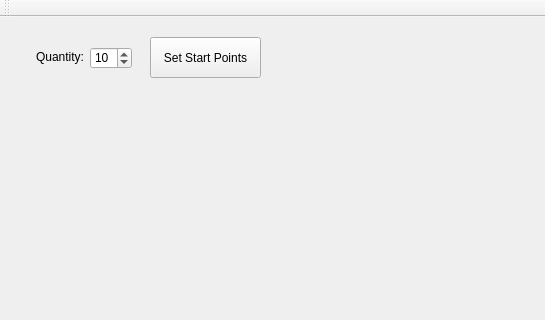
BartWeyder/Temporary, file PhasePortraits/mainwindow.ui: the form before one commit; both pictures show x 0 to 545 and y 0 to 320 of the 800 by 700 pixel window.
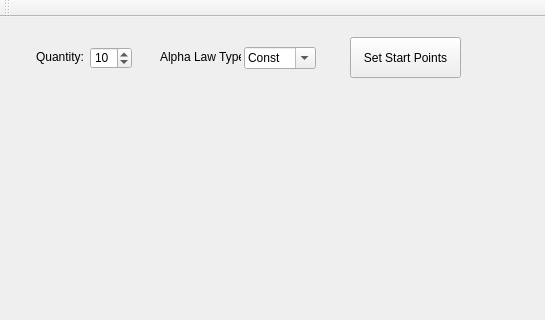
The form after the commit. Custom widgets are drawn as their Qt base class.

The edit to the form file:
```diff
--- a/PhasePortraits/mainwindow.ui
+++ b/PhasePortraits/mainwindow.ui
@@ -23,7 +23,7 @@
    <widget class="QPushButton" name="setStartPointsButton">
     <property name="geometry">
      <rect>
-      <x>150</x>
+      <x>350</x>
       <y>20</y>
       <width>111</width>
       <height>41</height>
@@ -75,6 +75,50 @@
      <string>Quantity:</string>
     </property>
    </widget>
+   <widget class="QComboBox" name="comboBox">
+    <property name="geometry">
+     <rect>
+      <x>244</x>
+      <y>30</y>
+      <width>72</width>
+      <height>22</height>
+     </rect>
+    </property>
+    <property name="editable">
+     <bool>true</bool>
+    </property>
+    <property name="currentIndex">
+     <number>0</number>
+    </property>
+    <item>
+     <property name="text">
+      <string>Const</string>
+     </property>
+    </item>
+    <item>
+     <property name="text">
+      <string>Norm</string>
+     </property>
+    </item>
+    <item>
+     <property name="text">
+      <string>Tan</string>
+     </property>
+    </item>
+   </widget>
+   <widget class="QLabel" name="label_2">
+    <property name="geometry">
+     <rect>
+      <x>160</x>
+      <y>30</y>
+      <width>81</width>
+      <height>20</height>
+     </rect>
+    </property>
+    <property name="text">
+     <string>Alpha Law Type</string>
+    </property>
+   </widget>
   </widget>
   <widget class="QToolBar" name="mainToolBar">
    <attribute name="toolBarArea">
```
